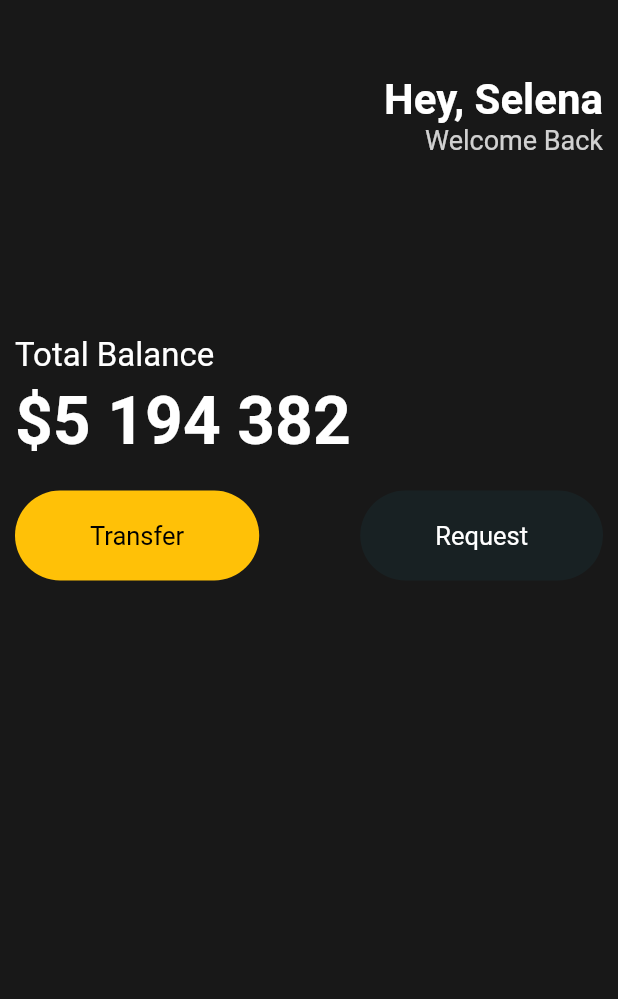
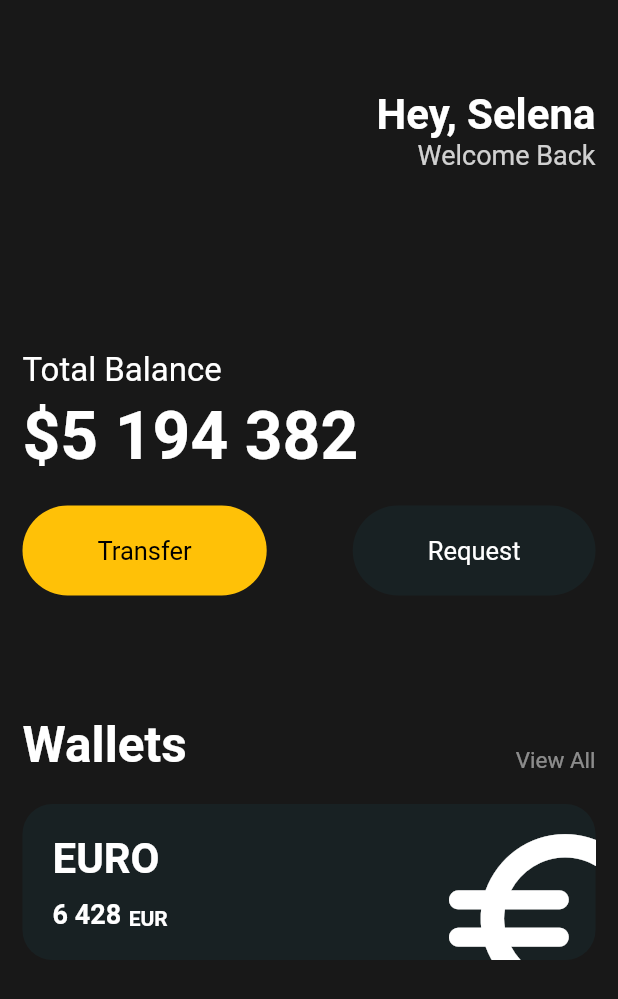
Before and after one commit to coddy083/flutter_ui_prac, a Flutter app: the screen it shows after launch, on a phone screen of 412 x 824 dp. Shown: the top 999 px of the screen. Run offline on Flutter 3.47's test engine with Material 2 defaults, Android fonts, the phone set to English and light mode, and no system bars.

Commit message:
fix - 오버플로우, absolute

```diff
--- a/lib/main.dart
+++ b/lib/main.dart
@@ -15,7 +15,10 @@ class MyApp extends StatelessWidget {
       home: Scaffold(
         backgroundColor: const Color(0xFF181818),
         body: Padding(
-          padding: const EdgeInsets.symmetric(horizontal: 10),
+          padding: const EdgeInsets.symmetric(
+            horizontal: 15,
+            vertical: 10,
+          ),
           child: Column(
             crossAxisAlignment: CrossAxisAlignment.start,
             children: [
@@ -85,7 +88,97 @@ class MyApp extends StatelessWidget {
                     textColor: Colors.white,
                   )
                 ],
-              )
+              ),
+              const SizedBox(
+                height: 80,
+              ),
+              Row(
+                mainAxisAlignment: MainAxisAlignment.spaceBetween,
+                crossAxisAlignment: CrossAxisAlignment.end,
+                children: [
+                  const Text(
+                    'Wallets',
+                    style: TextStyle(
+                      fontSize: 33,
+                      color: Colors.white,
+                      fontWeight: FontWeight.bold,
+                    ),
+                  ),
+                  Text(
+                    'View All',
+                    style: TextStyle(
+                      color: Colors.white.withOpacity(0.5),
+                      fontSize: 15,
+                    ),
+                  )
+                ],
+              ),
+              const SizedBox(
+                height: 20,
+              ),
+              Container(
+                clipBehavior: Clip.hardEdge,
+                padding: const EdgeInsets.all(20),
+                decoration: BoxDecoration(
+                  color: const Color(0xFF182123),
+                  borderRadius: BorderRadius.circular(20),
+                ),
+                child: Row(
+                  mainAxisAlignment: MainAxisAlignment.spaceBetween,
+                  children: [
+                    const Column(
+                      crossAxisAlignment: CrossAxisAlignment.start,
+                      children: [
+                        Text(
+                          'EURO',
+                          style: TextStyle(
+                            color: Colors.white,
+                            fontWeight: FontWeight.bold,
+                            fontSize: 28,
+                          ),
+                        ),
+                        SizedBox(
+                          height: 10,
+                        ),
+                        Row(
+                          crossAxisAlignment: CrossAxisAlignment.end,
+                          children: [
+                            Text(
+                              '6 428',
+                              style: TextStyle(
+                                color: Colors.white,
+                                fontWeight: FontWeight.bold,
+                                fontSize: 18,
+                              ),
+                            ),
+                            SizedBox(
+                              width: 5,
+                            ),
+                            Text(
+                              'EUR',
+                              style: TextStyle(
+                                color: Colors.white,
+                                fontWeight: FontWeight.bold,
+                              ),
+                            ),
+                          ],
+                        ),
+                      ],
+                    ),
+                    Transform.scale(
+                      scale: 3,
+                      child: Transform.translate(
+                        offset: const Offset(2, 8),
+                        child: const Icon(
+                          Icons.euro_rounded,
+                          color: Colors.white,
+                          size: 50,
+                        ),
+                      ),
+                    ),
+                  ],
+                ),
+              ),
             ],
           ),
         ),
```
